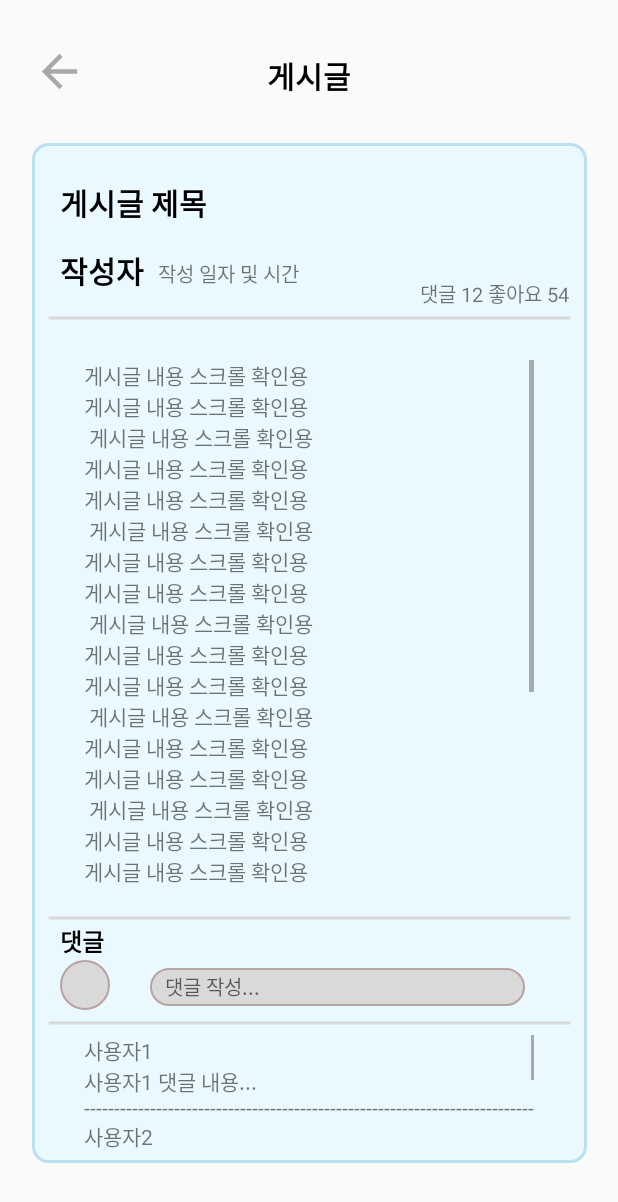
After one commit to t1nm1ksun/UXDesign, an Android app: the layout activity_post.xml on its own in the app's theme, with its tools: preview values and no code run, on a phone screen of 412 x 824 dp. The commit adds this screen. Shown: the top 1202 px of the screen. Run offline under Robolectric (Android 15) with nearby library versions, the phone set to English and light mode, and no system bars.

Commit message:
post page

```diff
--- /dev/null
+++ b/app/src/main/res/drawable/bg_gray_rec_stroke_radius.xml
@@ -0,0 +1,7 @@
+<shape xmlns:android="http://schemas.android.com/apk/res/android"
+    android:shape="rectangle">
+    <solid android:color="#D9D9D9" />
+    <corners android:radius="41dp"/>
+    <path android:fillColor="@android:color/white" android:pathData="M2,4h20v16h-20z"/>
+    <stroke android:width="1dp" android:color="#B9A2A2"/>
+</shape>
--- /dev/null
+++ b/app/src/main/res/drawable/bg_postbackground.xml
@@ -0,0 +1,8 @@
+<?xml version="1.0" encoding="utf-8"?>
+<shape xmlns:android="http://schemas.android.com/apk/res/android"
+    android:shape="rectangle" >
+    <corners android:radius="10dp"
+        />
+    <solid android:color="#EAF9FF"/>
+    <stroke android:width="2dp" android:color="#BAE1EF"/>
+</shape>
--- /dev/null
+++ b/app/src/main/res/drawable/ic_circle_stroke.xml
@@ -0,0 +1,7 @@
+<?xml version="1.0" encoding="utf-8"?>
+
+<shape xmlns:android="http://schemas.android.com/apk/res/android" android:shape="oval">
+    <solid android:color="#D9D9D9"/>
+    <stroke android:width="1dp" android:color="#B9A2A2"/>
+
+</shape>
--- /dev/null
+++ b/app/src/main/res/layout/activity_post.xml
@@ -0,0 +1,187 @@
+<?xml version="1.0" encoding="utf-8"?>
+<androidx.constraintlayout.widget.ConstraintLayout xmlns:android="http://schemas.android.com/apk/res/android"
+    android:layout_width="match_parent"
+    android:layout_height="match_parent"
+    xmlns:app="http://schemas.android.com/apk/res-auto">
+
+
+    <TextView
+        android:layout_width="wrap_content"
+        android:layout_height="wrap_content"
+        android:text="게시글"
+        android:textColor="@color/black"
+        android:textSize="20sp"
+        android:textStyle="bold"
+        android:layout_marginTop="35dp"
+        app:layout_constraintTop_toTopOf="parent"
+        app:layout_constraintStart_toStartOf="parent"
+        app:layout_constraintEnd_toEndOf="parent"
+        />
+    <Button
+        android:layout_width="35dp"
+        android:layout_height="35dp"
+        android:layout_marginStart="22dp"
+        android:layout_marginTop="30dp"
+        android:background="@drawable/baseline_arrow_back_24"
+        app:layout_constraintStart_toStartOf="parent"
+        app:layout_constraintTop_toTopOf="parent" />
+    <ImageView
+        android:layout_width="370dp"
+        android:layout_height="680dp"
+        android:src="@drawable/bg_postbackground"
+        android:layout_marginTop="95dp"
+        app:layout_constraintTop_toTopOf="parent"
+        app:layout_constraintStart_toStartOf="parent"
+        app:layout_constraintEnd_toEndOf="parent"
+        />
+
+
+    <TextView
+        android:layout_width="wrap_content"
+        android:layout_height="wrap_content"
+        android:text="게시글 제목"
+        android:textColor="@color/black"
+        android:textSize="20sp"
+        android:textStyle="bold"
+        android:layout_marginStart="40dp"
+        android:layout_marginTop="120dp"
+        app:layout_constraintTop_toTopOf="parent"
+        app:layout_constraintStart_toStartOf="parent"
+        />
+
+    <TextView
+        android:layout_width="wrap_content"
+        android:layout_height="wrap_content"
+        android:text="작성자"
+        android:textColor="@color/black"
+
+        android:textSize="20sp"
+        android:textStyle="bold"
+        android:layout_marginStart="40dp"
+        android:layout_marginTop="165dp"
+        app:layout_constraintTop_toTopOf="parent"
+        app:layout_constraintStart_toStartOf="parent"
+        />
+
+    <TextView
+        android:layout_width="wrap_content"
+        android:layout_height="wrap_content"
+        android:text="작성 일자 및 시간"
+        android:textSize="13sp"
+        android:layout_marginStart="105dp"
+        android:layout_marginTop="172dp"
+        app:layout_constraintTop_toTopOf="parent"
+        app:layout_constraintStart_toStartOf="parent"
+        />
+
+
+    <TextView
+        android:layout_width="wrap_content"
+        android:layout_height="wrap_content"
+        android:text="댓글 12 좋아요 54"
+        android:textSize="13sp"
+        android:layout_marginStart="280dp"
+        android:layout_marginTop="185dp"
+        app:layout_constraintTop_toTopOf="parent"
+        app:layout_constraintStart_toStartOf="parent"
+        />
+
+    <ImageView
+        android:layout_width="350dp"
+        android:layout_height="4dp"
+        android:layout_marginTop="210dp"
+        android:src="@drawable/bg_gray_line_thick"
+        app:layout_constraintTop_toTopOf="parent"
+        app:layout_constraintStart_toStartOf="parent"
+        app:layout_constraintEnd_toEndOf="parent"
+        />
+
+    <TextView
+        android:layout_width="300dp"
+        android:layout_height="350dp"
+        android:layout_marginTop="240dp"
+        android:scrollbars="vertical"
+        android:scrollbarSize="3dp"
+        android:text="게시글 내용 스크롤 확인용\n게시글 내용 스크롤 확인용\n
+게시글 내용 스크롤 확인용\n게시글 내용 스크롤 확인용\n게시글 내용 스크롤 확인용\n
+게시글 내용 스크롤 확인용\n게시글 내용 스크롤 확인용\n게시글 내용 스크롤 확인용\n
+게시글 내용 스크롤 확인용\n게시글 내용 스크롤 확인용\n게시글 내용 스크롤 확인용\n
+게시글 내용 스크롤 확인용\n게시글 내용 스크롤 확인용\n게시글 내용 스크롤 확인용\n
+게시글 내용 스크롤 확인용\n게시글 내용 스크롤 확인용\n게시글 내용 스크롤 확인용\n
+게시글 내용 스크롤 확인용\n게시글 내용 스크롤 확인용\n게시글 내용 스크롤 확인용\n
+게시글 내용 스크롤 확인용\n게시글 내용 스크롤 확인용\n게시글 내용 스크롤 확인용\n
+게시글 내용 스크롤 확인용\n게시글 내용 스크롤 확인용\n게시글 내용 스크롤 확인용\n"
+        app:layout_constraintTop_toTopOf="parent"
+        app:layout_constraintStart_toStartOf="parent"
+        app:layout_constraintEnd_toEndOf="parent"/>
+
+    <ImageView
+        android:layout_width="350dp"
+        android:layout_height="4dp"
+        android:layout_marginTop="610dp"
+        android:src="@drawable/bg_gray_line_thick"
+        app:layout_constraintTop_toTopOf="parent"
+        app:layout_constraintStart_toStartOf="parent"
+        app:layout_constraintEnd_toEndOf="parent"
+        />
+    <ImageView
+        android:layout_width="350dp"
+        android:layout_height="4dp"
+        android:layout_marginTop="680dp"
+        android:src="@drawable/bg_gray_line_thick"
+        app:layout_constraintTop_toTopOf="parent"
+        app:layout_constraintStart_toStartOf="parent"
+        app:layout_constraintEnd_toEndOf="parent"
+        />
+
+    <TextView
+        android:layout_width="wrap_content"
+        android:layout_height="wrap_content"
+        android:text="댓글"
+        android:textSize="16sp"
+        android:textStyle="bold"
+        android:textColor="@color/black"
+        android:layout_marginStart="40dp"
+        android:layout_marginTop="615dp"
+        app:layout_constraintTop_toTopOf="parent"
+        app:layout_constraintStart_toStartOf="parent"
+        />
+
+    <ImageView
+        android:layout_width="33dp"
+        android:layout_height="33dp"
+        android:layout_marginTop="640dp"
+        android:layout_marginStart="40dp"
+        android:src="@drawable/ic_circle_stroke"
+        app:layout_constraintStart_toStartOf="parent"
+        app:layout_constraintTop_toTopOf="parent"
+        />
+
+    <EditText
+        android:layout_width="250dp"
+        android:layout_height="25dp"
+        android:layout_marginTop="645dp"
+        android:layout_marginStart="100dp"
+        android:background="@drawable/bg_gray_rec_stroke_radius"
+        android:textSize="13sp"
+        android:hint="   댓글 작성..."
+        app:layout_constraintStart_toStartOf="parent"
+        app:layout_constraintTop_toTopOf="parent"
+
+        />
+
+    <TextView
+        android:layout_width="300dp"
+        android:layout_height="80dp"
+        android:layout_marginTop="690dp"
+        android:scrollbars="vertical"
+        android:scrollbarSize="2dp"
+        android:text="사용자1\n사용자1 댓글 내용...\n---------------------------------------------------------------------------
+        \n사용자2\n사용자2 댓글 내용...\n---------------------------------------------------------------------------
+        \n사용자3\n사용자3 댓글 내용...\n---------------------------------------------------------------------------
+        \n사용자4\n사용자4 댓글 내용..."
+        app:layout_constraintTop_toTopOf="parent"
+        app:layout_constraintStart_toStartOf="parent"
+        app:layout_constraintEnd_toEndOf="parent"/>
+
+</androidx.constraintlayout.widget.ConstraintLayout>
--- a/app/src/main/res/layout/fragment_data_player.xml
+++ b/app/src/main/res/layout/fragment_data_player.xml
@@ -9,8 +9,10 @@
     <TextView
         android:layout_width="wrap_content"
         android:layout_height="wrap_content"
+        android:textColor="@color/black"
+
         android:text="선수 정보"
-        android:textSize="18sp"
+        android:textSize="20sp"
         android:textStyle="bold"
         android:layout_marginTop="35dp"
         app:layout_constraintTop_toTopOf="parent"
@@ -38,6 +40,8 @@
     <TextView
         android:layout_width="wrap_content"
         android:layout_height="wrap_content"
+        android:textColor="@color/black"
+
         android:text="주요 경력"
         android:textSize="20sp"
         android:textStyle="bold"
@@ -70,6 +74,8 @@
         android:layout_width="wrap_content"
         android:layout_height="wrap_content"
         android:text="기록"
+        android:textColor="@color/black"
+
         android:textSize="20sp"
         android:textStyle="bold"
         android:layout_marginStart="30dp"
```
